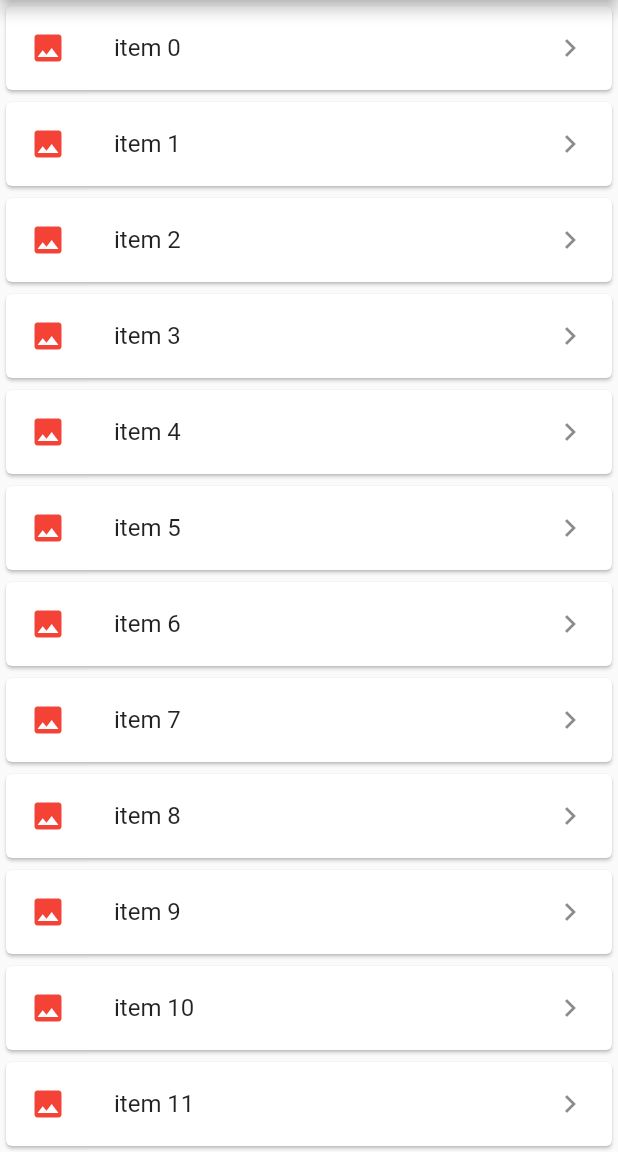
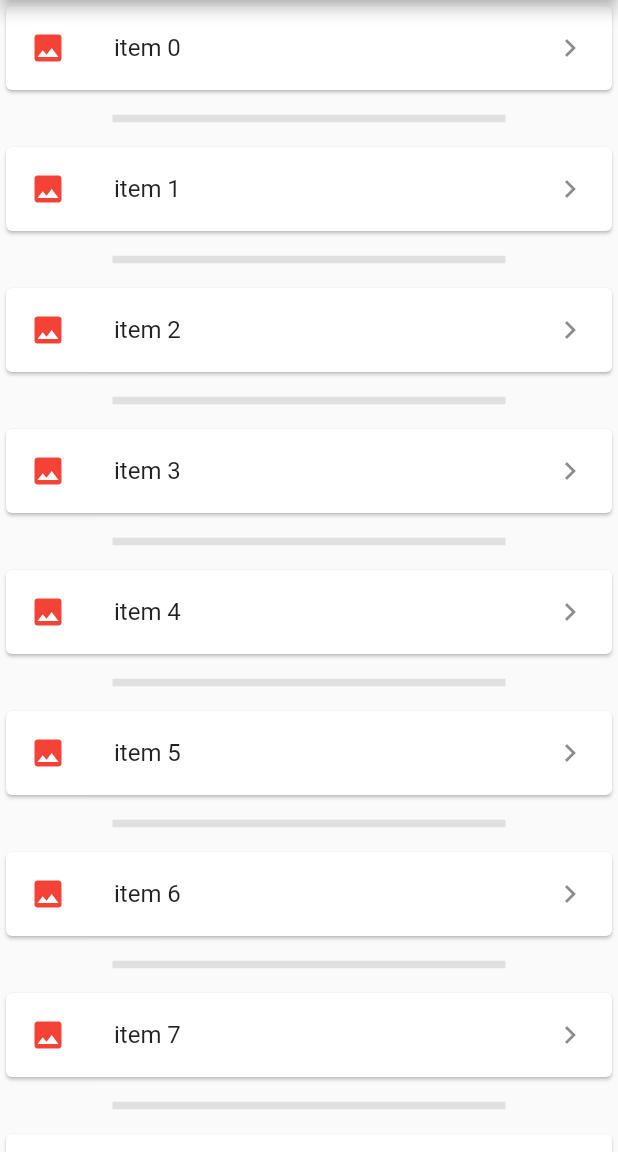
Before and after one commit to YanaLugina/app_list_view, a Flutter app: the screen it shows after launch, on a phone screen of 412 x 824 dp, the part 84-1236 px from its top. Run offline on Flutter 3.47's test engine with Material 2 defaults, Android fonts, the phone set to English and light mode, and no system bars.

Commit message:
vertical: create dynamic ListView items with ListView.separated

```diff
--- a/lib/main.dart
+++ b/lib/main.dart
@@ -63,7 +63,7 @@ class MyListView extends StatelessWidget {
   );
 }*/
 
-Widget _myListView() {
+/*Widget _myListView() {
   final List<String> items = List<String>.generate(10000, (i) => 'item $i');
 
   return ListView.builder(
@@ -78,4 +78,34 @@ Widget _myListView() {
       );
     },
   );
+}*/
+
+Widget _myListView() {
+  final List<String> items = List<String>.generate(10000, (i) => 'item $i');
+
+  return ListView.separated(
+    itemCount: items.length,
+    padding: EdgeInsets.all(0),
+    itemBuilder: (context, index) {
+      return Card(
+        child: ListTile(
+          title: Text('${items[index]}'),
+          leading: Icon(Icons.insert_photo, color: Colors.red),
+          trailing: Icon(Icons.keyboard_arrow_right),
+        ),
+      );
+    },
+    separatorBuilder: (BuildContext context, int index) => Container(
+      padding: EdgeInsets.all(5.0),
+      child: SizedBox(
+        height: 20,
+        child: Divider(
+          thickness: 5.0,
+          indent: 70.0,
+          endIndent: 70.0,
+          color: Colors.grey.shade300,
+        ),
+      ),
+    ),
+  );
 }
```
